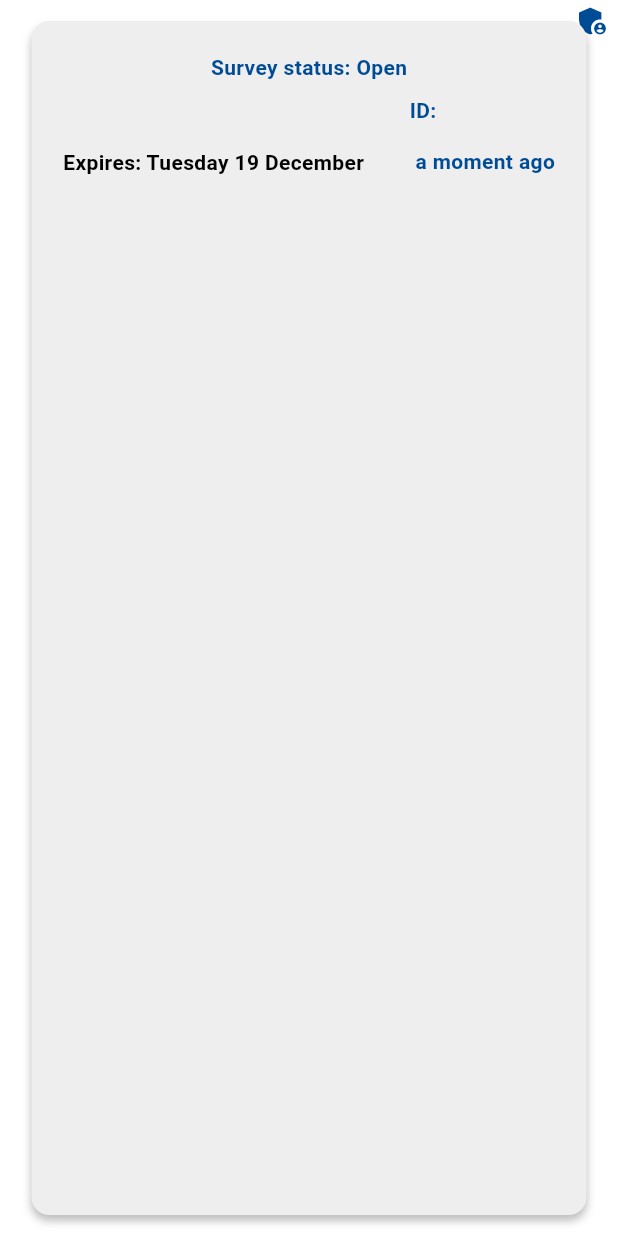
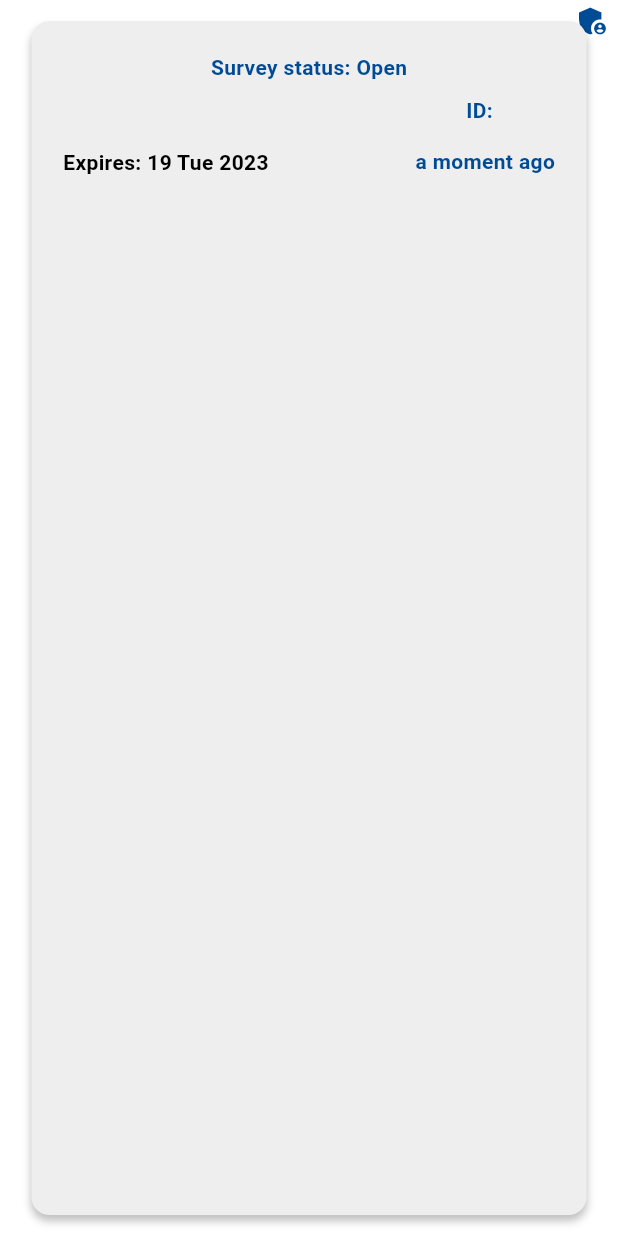
Before and after one commit to M-kusha/survey_app_ks, a Flutter app: the SurveyListItem widget shown alone on an empty page, opened directly with empty values, on a phone screen of 412 x 824 dp. Run offline on Flutter 3.47's test engine with Material 3 defaults, Android fonts, the phone set to English and light mode, and no system bars; our stand-ins replace adaptive_theme, cloud_firestore, easy_localization, firebase_auth, firebase_core, firebase_storage and 6 more; missing offline and left inert: ntfy_dart; accounts and stored records are empty.

Commit message:
shortened the day format

```diff
--- a/lib/survey_questionary/main_sruvey/survey_list.dart
+++ b/lib/survey_questionary/main_sruvey/survey_list.dart
@@ -5,7 +5,6 @@ import 'package:provider/provider.dart';
 import 'package:survey_app_ks/settings/font_size_provider.dart';
 import 'package:survey_app_ks/survey_questionary/admin/admin_overview.dart';
 import 'package:survey_app_ks/survey_questionary/user_survey/survey_user_page.dart';
-import 'package:survey_app_ks/survey_questionary/user_survey/user_survey_step_1.dart';
 import 'package:survey_app_ks/survey_questionary/utilities/survey_questionary_class.dart';
 import 'package:survey_app_ks/utilities/tablet_size.dart';
 import 'package:timeago/timeago.dart';
@@ -136,7 +135,7 @@ class SurveyListItem extends StatelessWidget {
                           ),
                           SizedBox(height: timeFontSize),
                           Text(
-                              'Expires: ${DateFormat('EEEE dd MMMM').format(survey.deadline ?? DateTime.now())}',
+                              'Expires: ${DateFormat('dd E y').format(survey.deadline ?? DateTime.now())}',
                               style: TextStyle(
                                 fontSize: timeFontSize,
                                 fontWeight: FontWeight.bold,
@@ -144,7 +143,6 @@ class SurveyListItem extends StatelessWidget {
                         ],
                       ),
                       Column(
-                        crossAxisAlignment: CrossAxisAlignment.start,
                         mainAxisAlignment: MainAxisAlignment.spaceBetween,
                         children: [
                           Text(
```
